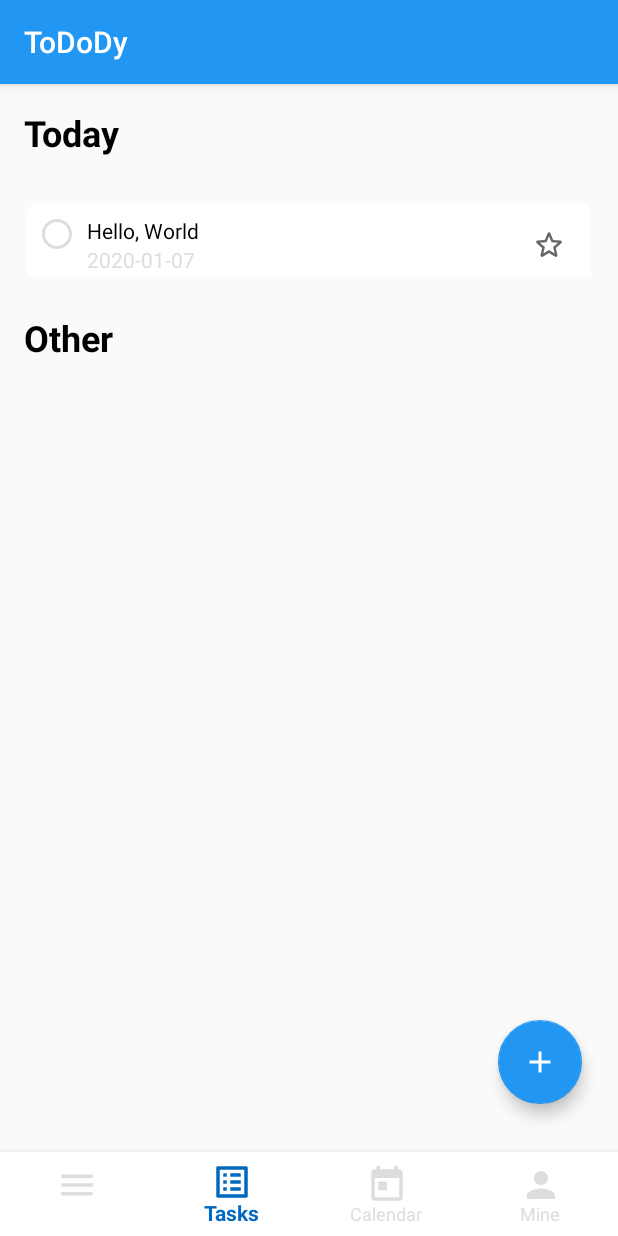
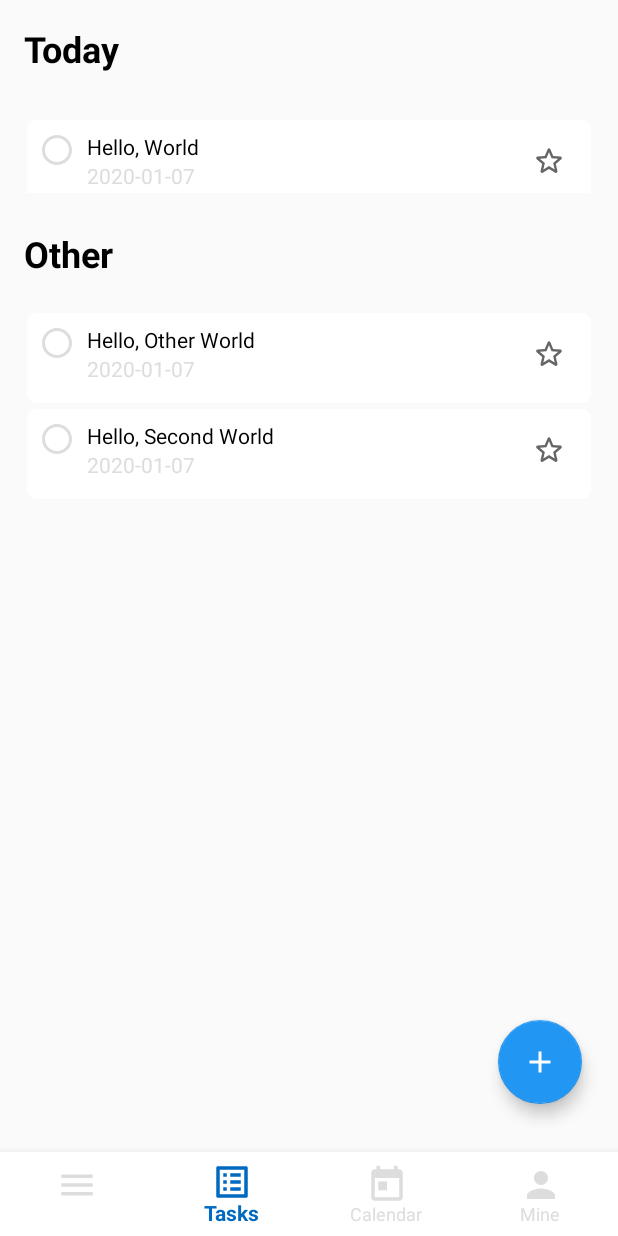
Before and after one commit to zaka7024/ToDoDy, an Android app: the screen it shows after launch (MainActivity), on a phone screen of 412 x 824 dp. Run offline under Robolectric (Android 15) with nearby library versions, the phone set to English and light mode, and no system bars; our stand-ins replace navigation-ui; libraries missing offline, so code that uses them is left out: com.kizitonwose.calendarview.

Commit message:
Add todo editor fragment

```diff
--- a/app/src/main/java/com/zaka7024/todody/ui/calendar/CalendarFragment.kt
+++ b/app/src/main/java/com/zaka7024/todody/ui/calendar/CalendarFragment.kt
@@ -14,9 +14,8 @@ import com.zaka7024.todody.R
 import com.zaka7024.todody.data.Todo
 import com.zaka7024.todody.databinding.CalendarDayLayoutBinding
 import com.zaka7024.todody.databinding.FragmentCalendarBinding
-import com.zaka7024.todody.ui.home.TaskFragment
-import com.zaka7024.todody.ui.home.showCalendar
-import com.zaka7024.todody.ui.home.showCreateTodoDialog
+import com.zaka7024.todody.ui.task.TaskFragment
+import com.zaka7024.todody.ui.task.showCreateTodoDialog
 import java.time.LocalDate
 import java.time.YearMonth
 import java.time.temporal.WeekFields
--- a/app/src/main/java/com/zaka7024/todody/ui/home/TaskFragment.kt
+++ b/app/src/main/java/com/zaka7024/todody/ui/task/TaskFragment.kt
@@ -1,6 +1,5 @@
-package com.zaka7024.todody.ui.home
+package com.zaka7024.todody.ui.task
 
-import android.app.Activity
 import android.app.Dialog
 import android.app.TimePickerDialog
 import android.content.Context
@@ -18,6 +17,7 @@ import androidx.constraintlayout.widget.ConstraintLayout
 import androidx.core.content.ContextCompat
 import androidx.core.content.res.ResourcesCompat
 import androidx.fragment.app.Fragment
+import androidx.navigation.fragment.findNavController
 import androidx.recyclerview.widget.LinearLayoutManager
 import androidx.recyclerview.widget.RecyclerView
 import com.kizitonwose.calendarview.CalendarView
@@ -42,6 +42,7 @@ import java.util.*
 class TaskFragment : Fragment(R.layout.fragment_task) {
 
     private lateinit var todayTodoAdapter: TodoAdapter
+    private lateinit var othersTodoAdapter: TodoAdapter
 
     override fun onViewCreated(view: View, savedInstanceState: Bundle?) {
         super.onViewCreated(view, savedInstanceState)
@@ -49,12 +50,26 @@ class TaskFragment : Fragment(R.layout.fragment_task) {
         val binding = FragmentTaskBinding.bind(view)
 
         val todos = mutableListOf(Todo("Hello, World"))
+        val otherTodos = mutableListOf(
+            Todo("Hello, Other World"),
+            Todo("Hello, Second World")
+        )
 
-        todayTodoAdapter = TodoAdapter(todos)
+        todayTodoAdapter = TodoAdapter(todos, object : TodoAdapter.OnTodoHolderClickListener {
+            override fun onClick(todo: Todo) {
+                findNavController().navigate(TaskFragmentDirections.actionTaskFragmentToTodoEditor2())
+            }
+        })
+
+        othersTodoAdapter = TodoAdapter(otherTodos)
 
         binding.apply {
             todayRv.adapter = todayTodoAdapter
             todayRv.layoutManager =
+                LinearLayoutManager(requireContext(), LinearLayoutManager.VERTICAL, false)
+
+            otherRv.adapter = othersTodoAdapter
+            otherRv.layoutManager =
                 LinearLayoutManager(requireContext(), LinearLayoutManager.VERTICAL, false)
         }
 
--- a/app/src/main/java/com/zaka7024/todody/ui/home/TodoAdapter.kt
+++ b/app/src/main/java/com/zaka7024/todody/ui/task/TodoAdapter.kt
@@ -1,17 +1,23 @@
-package com.zaka7024.todody.ui.home
+package com.zaka7024.todody.ui.task
 
 import android.view.LayoutInflater
 import android.view.View
 import android.view.ViewGroup
-import androidx.core.view.isVisible
 import androidx.recyclerview.widget.RecyclerView
 import com.zaka7024.todody.data.Todo
 import com.zaka7024.todody.databinding.TodoItemBinding
 
-class TodoAdapter(private val todos: MutableList<Todo>) :
+class TodoAdapter(
+    private val todos: MutableList<Todo>,
+    private val onTodoHolderClickListener: OnTodoHolderClickListener? = null
+) :
     RecyclerView.Adapter<TodoAdapter.TodoHolder>() {
 
-    class TodoHolder(
+    interface OnTodoHolderClickListener {
+        fun onClick(todo: Todo)
+    }
+
+    inner class TodoHolder(
         private val todoItemBinding: TodoItemBinding,
         private val todos: MutableList<Todo>
     ) :
@@ -23,9 +29,13 @@ class TodoAdapter(private val todos: MutableList<Todo>) :
             val todo = todos[itemPosition]
             todoItemBinding.todoText.text = todo.title
 
+            todoItemBinding.root.setOnClickListener {
+                onTodoHolderClickListener?.onClick(todo)
+            }
+
             todoItemBinding.root.animate().translationYBy(20f)
 
-            if(todo.subItems.isNotEmpty()) {
+            if (todo.subItems.isNotEmpty()) {
                 todoItemBinding.hint.visibility = View.VISIBLE
             }
         }
--- a/app/src/main/res/layout/create_todo_layout.xml
+++ b/app/src/main/res/layout/create_todo_layout.xml
@@ -27,7 +27,7 @@
         android:paddingStart="8dp"
         android:paddingEnd="8dp"
         android:textColorHint="@color/primaryLightColor"
-        android:textStyle="bold"
+        android:textStyle="normal"
         app:layout_constraintEnd_toEndOf="parent"
         app:layout_constraintStart_toStartOf="parent"
         app:layout_constraintTop_toTopOf="parent" />
--- a/app/src/main/res/layout/fragment_calendar.xml
+++ b/app/src/main/res/layout/fragment_calendar.xml
@@ -21,7 +21,7 @@
     <com.kizitonwose.calendarview.CalendarView
         android:id="@+id/calendarView"
         android:layout_width="match_parent"
-        android:layout_height="320dp"
+        android:layout_height="340dp"
         android:layout_margin="16dp"
         app:cv_dayViewResource="@layout/calendar_secondary_day_layout"
         app:cv_inDateStyle="allMonths"
--- a/app/src/main/res/layout/fragment_task.xml
+++ b/app/src/main/res/layout/fragment_task.xml
@@ -4,7 +4,7 @@
     xmlns:tools="http://schemas.android.com/tools"
     android:layout_width="match_parent"
     android:layout_height="match_parent"
-    tools:context=".ui.home.TaskFragment">
+    tools:context=".ui.task.TaskFragment">
 
     <com.google.android.material.floatingactionbutton.FloatingActionButton
         android:id="@+id/add_task"
--- a/app/src/main/res/navigation/navigation.xml
+++ b/app/src/main/res/navigation/navigation.xml
@@ -17,7 +17,16 @@
         tools:layout="@layout/fragment_mine" />
     <fragment
         android:id="@+id/taskFragment"
-        android:name="com.zaka7024.todody.ui.home.TaskFragment"
+        android:name="com.zaka7024.todody.ui.task.TaskFragment"
         android:label="fragment_task"
-        tools:layout="@layout/fragment_task" />
+        tools:layout="@layout/fragment_task" >
+        <action
+            android:id="@+id/action_taskFragment_to_todoEditor2"
+            app:destination="@id/todoEditor" />
+    </fragment>
+    <fragment
+        android:id="@+id/todoEditor"
+        android:name="com.zaka7024.todody.ui.TodoEditor"
+        android:label="fragment_todo_editor"
+        tools:layout="@layout/fragment_todo_editor" />
 </navigation>
--- a/app/src/main/res/values/strings.xml
+++ b/app/src/main/res/values/strings.xml
@@ -12,4 +12,5 @@
     <string name="other">Other</string>
     <string name="new_category">New Category</string>
     <string name="no_tasks_on_the_day_n_click_to_cteate_your_task">No tasks on the day. \n Click + to cteate your task.</string>
+    <string name="add_sub_task">Add Sub-Task</string>
 </resources>
--- a/app/src/main/res/values/styles.xml
+++ b/app/src/main/res/values/styles.xml
@@ -1,6 +1,6 @@
 <resources>
     <!-- Base application theme. -->
-    <style name="AppTheme" parent="Theme.AppCompat.Light.DarkActionBar">
+    <style name="AppTheme" parent="Theme.AppCompat.Light.NoActionBar">
         <!-- Customize your theme here. -->
         <item name="colorPrimary">@color/primaryColor</item>
         <item name="colorPrimaryDark">@color/primaryDarkColor</item>
```
Also changed, not shown: app/src/main/java/com/zaka7024/todody/ui/TodoEditor.kt (added, +18 -0 lines), app/src/main/res/drawable/transparent_bg.xml (added, +11 -0 lines), app/src/main/res/layout/fragment_todo_editor.xml (added, +75 -0 lines).
